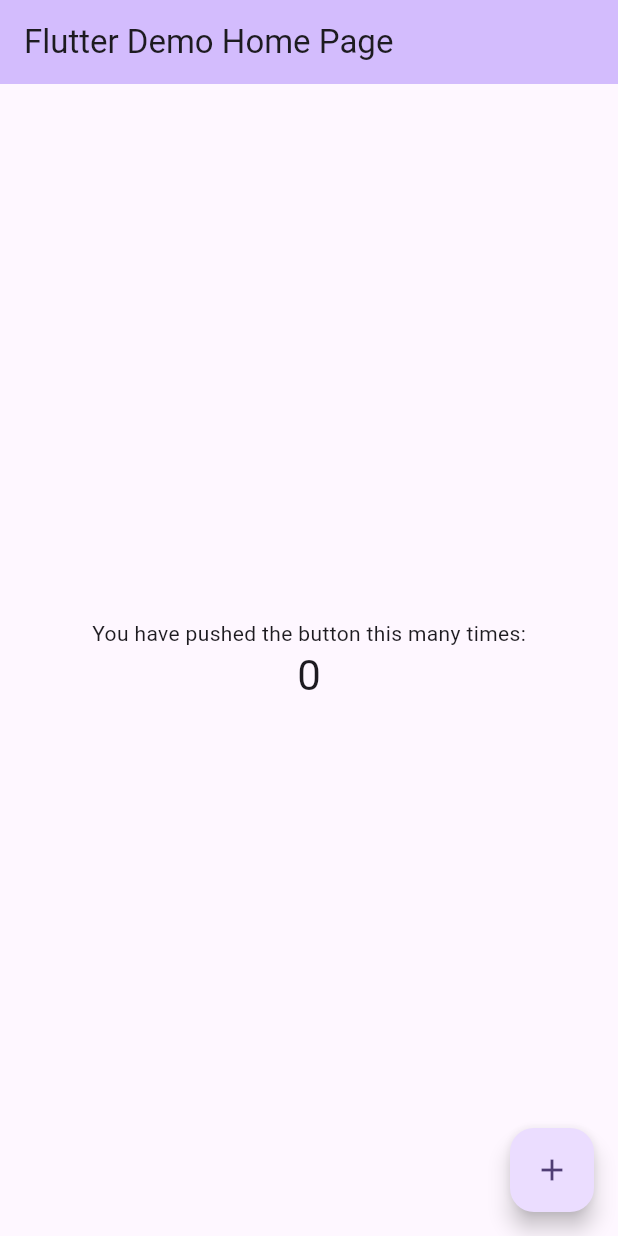
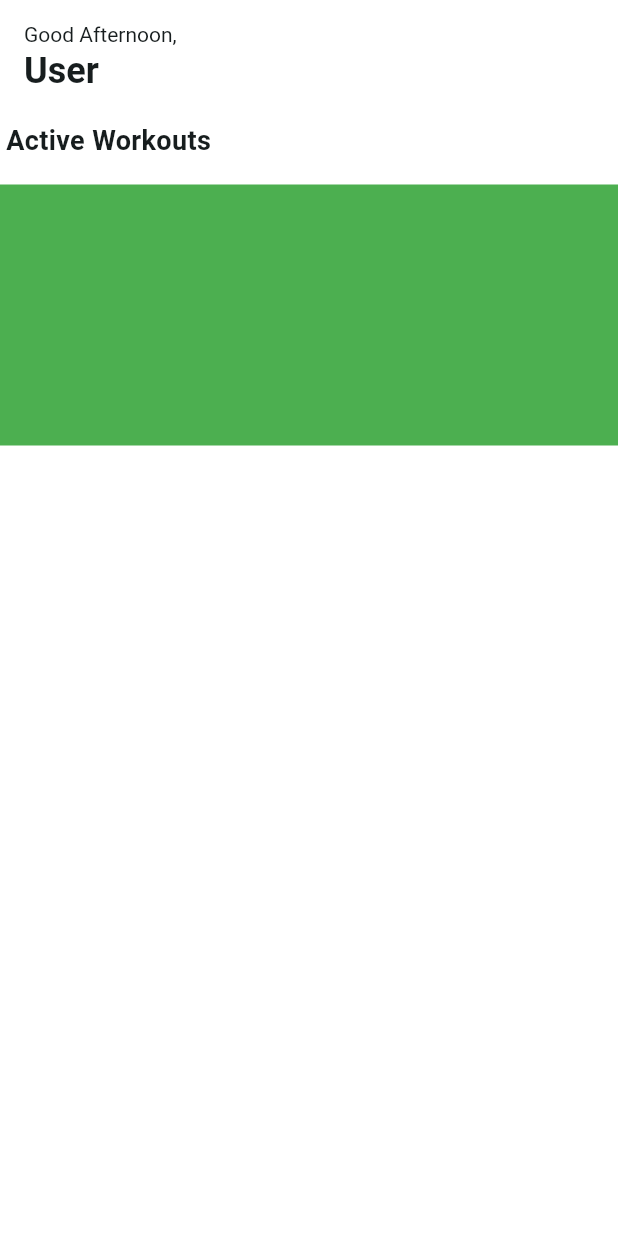
Before and after one commit to snickiii/fitness_app, a Flutter app: the screen it shows after launch, on a phone screen of 412 x 824 dp. Run offline on Flutter 3.47's test engine with Material 3 defaults, Android fonts, the phone set to English and light mode, and no system bars.

Commit message:
home_screen

```diff
--- a/fitness_app/lib/data/model/user.dart
+++ b/fitness_app/lib/data/model/user.dart
@@ -1,40 +1,40 @@
-import 'package:dio/dio.dart';
-import 'package:json_annotation/json_annotation.dart';
-import 'package:retrofit/retrofit.dart';
+// import 'package:dio/dio.dart';
+// import 'package:json_annotation/json_annotation.dart';
+// import 'package:retrofit/retrofit.dart';
 
-part 'example.g.dart';
+// part 'example.g.dart';
 
-@RestApi(baseUrl: 'https://5d42a6e2bc64f90014a56ca0.mockapi.io/api/v1/')
-abstract class RestClient {
-  factory RestClient(Dio dio, {String? baseUrl}) = _RestClient;
+// @RestApi(baseUrl: 'https://5d42a6e2bc64f90014a56ca0.mockapi.io/api/v1/')
+// abstract class RestClient {
+//   factory RestClient(Dio dio, {String? baseUrl}) = _RestClient;
 
-  @GET('/tasks')
-  Future<List<Task>> getTasks();
-}
+//   @GET('/tasks')
+//   Future<List<Task>> getTasks();
+// }
 
-@JsonSerializable()
-class User {
-  final int id;
-  final String name;
-  final String subname;
-  final String username;
-  final String password;
-  final String mail;
-  final String role;
-  final String createdAt;
+// @JsonSerializable()
+// class User {
+//   final int id;
+//   final String name;
+//   final String subname;
+//   final String username;
+//   final String password;
+//   final String mail;
+//   final String role;
+//   final String createdAt;
 
-  User({
-    required this.id,
-    required this.name,
-    required this.subname,
-    required this.username,
-    required this.password,
-    required this.mail,
-    required this.role,
-    required this.createdAt
-  });
+//   User({
+//     required this.id,
+//     required this.name,
+//     required this.subname,
+//     required this.username,
+//     required this.password,
+//     required this.mail,
+//     required this.role,
+//     required this.createdAt
+//   });
 
-  factory User.fromJson(Map<String, dynamic> json) => _$UserFromJson(json);
+//   factory User.fromJson(Map<String, dynamic> json) => _$UserFromJson(json);
 
-  Map<String, dynamic> toJson() => _$UserToJson(this);
-}
+//   Map<String, dynamic> toJson() => _$UserToJson(this);
+// }
--- a/fitness_app/lib/main.dart
+++ b/fitness_app/lib/main.dart
@@ -1,125 +1,87 @@
 import 'package:flutter/material.dart';
 
 void main() {
-  runApp(const MyApp());
+  runApp(FitnessApp());
 }
 
-class MyApp extends StatelessWidget {
-  const MyApp({super.key});
+class FitnessApp extends StatelessWidget {
+  const FitnessApp({super.key});
 
-  // This widget is the root of your application.
   @override
   Widget build(BuildContext context) {
     return MaterialApp(
-      title: 'Flutter Demo',
+      debugShowCheckedModeBanner: false,
       theme: ThemeData(
-        // This is the theme of your application.
-        //
-        // TRY THIS: Try running your application with "flutter run". You'll see
-        // the application has a purple toolbar. Then, without quitting the app,
-        // try changing the seedColor in the colorScheme below to Colors.green
-        // and then invoke "hot reload" (save your changes or press the "hot
-        // reload" button in a Flutter-supported IDE, or press "r" if you used
-        // the command line to start the app).
-        //
-        // Notice that the counter didn't reset back to zero; the application
-        // state is not lost during the reload. To reset the state, use hot
-        // restart instead.
-        //
-        // This works for code too, not just values: Most code changes can be
-        // tested with just a hot reload.
-        colorScheme: ColorScheme.fromSeed(seedColor: Colors.deepPurple),
-        useMaterial3: true,
+        colorSchemeSeed: Colors.white,
       ),
-      home: const MyHomePage(title: 'Flutter Demo Home Page'),
+      home: HomeScreen(),
     );
   }
 }
 
-class MyHomePage extends StatefulWidget {
-  const MyHomePage({super.key, required this.title});
-
-  // This widget is the home page of your application. It is stateful, meaning
-  // that it has a State object (defined below) that contains fields that affect
-  // how it looks.
-
-  // This class is the configuration for the state. It holds the values (in this
-  // case the title) provided by the parent (in this case the App widget) and
-  // used by the build method of the State. Fields in a Widget subclass are
-  // always marked "final".
-
-  final String title;
-
-  @override
-  State<MyHomePage> createState() => _MyHomePageState();
-}
-
-class _MyHomePageState extends State<MyHomePage> {
-  int _counter = 0;
-
-  void _incrementCounter() {
-    setState(() {
-      // This call to setState tells the Flutter framework that something has
-      // changed in this State, which causes it to rerun the build method below
-      // so that the display can reflect the updated values. If we changed
-      // _counter without calling setState(), then the build method would not be
-      // called again, and so nothing would appear to happen.
-      _counter++;
-    });
-  }
+class HomeScreen extends StatelessWidget {
+  const HomeScreen({super.key});
 
   @override
   Widget build(BuildContext context) {
-    // This method is rerun every time setState is called, for instance as done
-    // by the _incrementCounter method above.
-    //
-    // The Flutter framework has been optimized to make rerunning build methods
-    // fast, so that you can just rebuild anything that needs updating rather
-    // than having to individually change instances of widgets.
     return Scaffold(
-      appBar: AppBar(
-        // TRY THIS: Try changing the color here to a specific color (to
-        // Colors.amber, perhaps?) and trigger a hot reload to see the AppBar
-        // change color while the other colors stay the same.
-        backgroundColor: Theme.of(context).colorScheme.inversePrimary,
-        // Here we take the value from the MyHomePage object that was created by
-        // the App.build method, and use it to set our appbar title.
-        title: Text(widget.title),
+      appBar: appBar(),
+      backgroundColor: Colors.white,
+      body: Column(
+        crossAxisAlignment: CrossAxisAlignment.start,
+        children: [
+          SizedBox(height: 25,),
+          Column(
+            crossAxisAlignment: CrossAxisAlignment.start,
+            children: [
+              Padding(
+                padding: const EdgeInsets.only(left: 4),
+                child: Text(
+                  'Active Workouts',
+                  style: TextStyle(
+                    fontSize: 18,
+                    fontWeight: FontWeight.bold,
+                  ),
+                ),
+              ),
+              SizedBox(height: 16,),
+              Container(
+                height: 174,
+                color: Colors.green,
+              )
+            ],
+          )
+        ],
       ),
-      body: Center(
-        // Center is a layout widget. It takes a single child and positions it
-        // in the middle of the parent.
-        child: Column(
-          // Column is also a layout widget. It takes a list of children and
-          // arranges them vertically. By default, it sizes itself to fit its
-          // children horizontally, and tries to be as tall as its parent.
-          //
-          // Column has various properties to control how it sizes itself and
-          // how it positions its children. Here we use mainAxisAlignment to
-          // center the children vertically; the main axis here is the vertical
-          // axis because Columns are vertical (the cross axis would be
-          // horizontal).
-          //
-          // TRY THIS: Invoke "debug painting" (choose the "Toggle Debug Paint"
-          // action in the IDE, or press "p" in the console), to see the
-          // wireframe for each widget.
-          mainAxisAlignment: MainAxisAlignment.center,
-          children: <Widget>[
-            const Text(
-              'You have pushed the button this many times:',
+    );
+  }
+
+  AppBar appBar() {
+    return AppBar(
+      title: Column(
+        mainAxisAlignment: MainAxisAlignment.center,
+        crossAxisAlignment: CrossAxisAlignment.start,
+        children: [
+          SizedBox(
+            height: 20,
+          ),
+          Text(
+            'Good Afternoon,',
+            style: TextStyle(
+              fontSize: 14,
             ),
-            Text(
-              '$_counter',
-              style: Theme.of(context).textTheme.headlineMedium,
+          ),
+          Text(
+            'User',
+            style: TextStyle(
+              fontSize: 24,
+              fontWeight: FontWeight.bold,
             ),
-          ],
-        ),
+          )
+        ],
       ),
-      floatingActionButton: FloatingActionButton(
-        onPressed: _incrementCounter,
-        tooltip: 'Increment',
-        child: const Icon(Icons.add),
-      ), // This trailing comma makes auto-formatting nicer for build methods.
+      backgroundColor: Colors.white,
+      elevation: 0.0,
     );
   }
 }
--- a/fitness_app/pubspec.yaml
+++ b/fitness_app/pubspec.yaml
@@ -38,6 +38,7 @@ dependencies:
   retrofit: ^4.4.1
   json_annotation: ^4.9.0
   dio: ^5.7.0
+  flutter_bloc: ^8.1.6
 
 dev_dependencies:
   flutter_test:
```
Also changed, not shown: fitness_app/lib/domain/model/active_workout.dart (added, +29 -0 lines), fitness_app/pubspec.lock.
